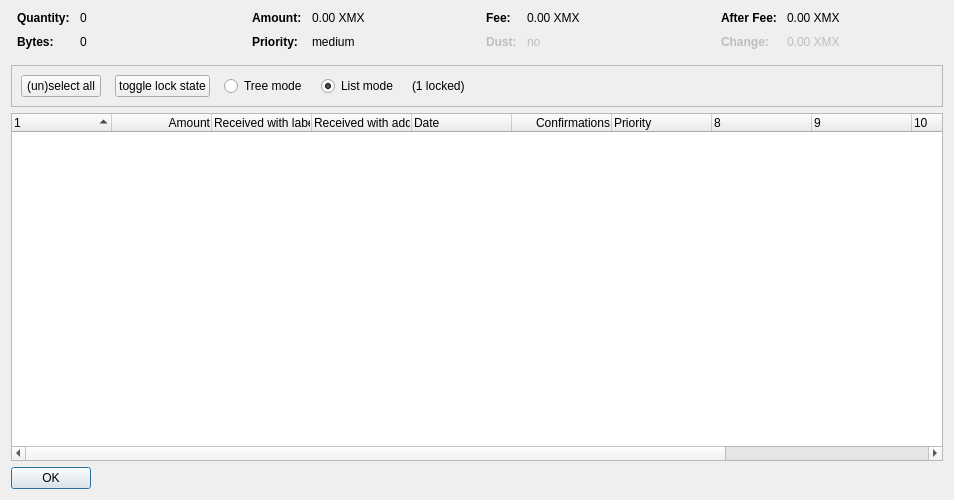
First picture: the form in src/qt/forms/coincontroldialog.ui, repository xumacoin/xuma-core, before the edit.
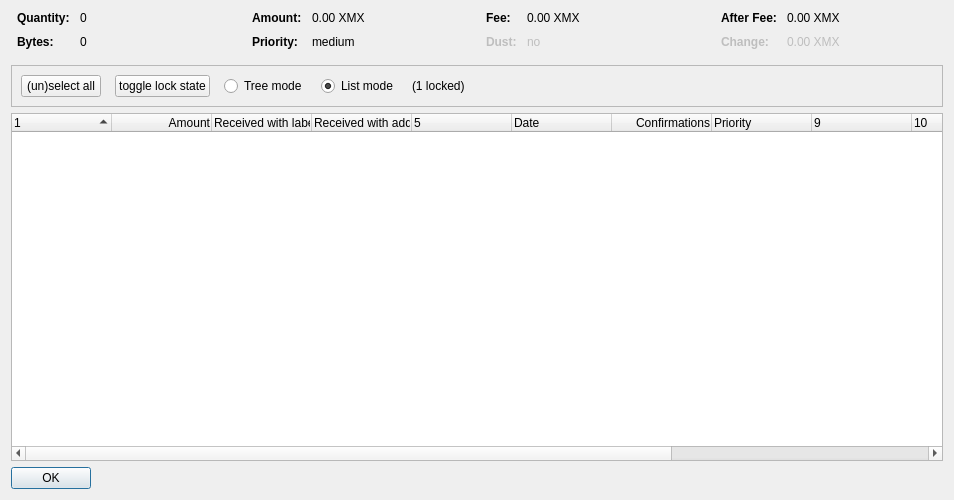
Second picture: the form after the edit. Custom widgets are drawn as their Qt base class.

Commit message: Fixing columns on coincontrol, and coloring of tab labels

The edit to the form file:
```diff
--- a/src/qt/forms/coincontroldialog.ui
+++ b/src/qt/forms/coincontroldialog.ui
@@ -447,7 +447,7 @@
       <bool>false</bool>
      </property>
      <property name="columnCount">
-      <number>12</number>
+      <number>13</number>
      </property>
      <attribute name="headerShowSortIndicator" stdset="0">
       <bool>true</bool>
@@ -478,6 +478,11 @@
        <string>Received with address</string>
       </property>
      </column>
+     <column>
+      <property name="text">
+       <string/>
+      </property>
+     </column>
      <column>
       <property name="text">
        <string>Date</string>
```
The commit also changes 4 other files.
